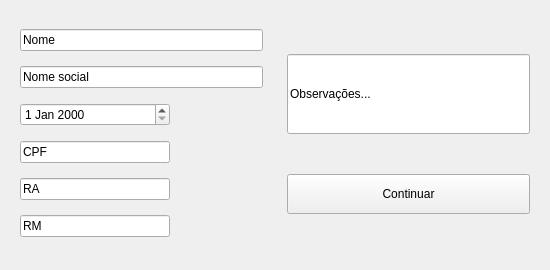
This is App/view/ui/registerStudent.ui in Caiquef80/Gerenciamento-Escolar as Qt 5 draws it before an edit. The edited form follows.
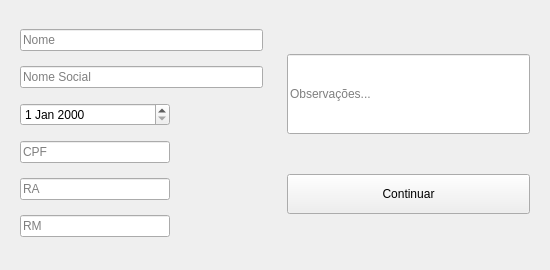
This is the edited form.

The edit to the form file:
```diff
--- a/App/view/ui/registerStudent.ui
+++ b/App/view/ui/registerStudent.ui
@@ -20,6 +20,9 @@
       <item>
        <widget class="QLineEdit" name="nome">
         <property name="text">
+         <string/>
+        </property>
+        <property name="placeholderText">
          <string>Nome</string>
         </property>
        </widget>
@@ -27,7 +30,10 @@
       <item>
        <widget class="QLineEdit" name="nome_social">
         <property name="text">
-         <string>Nome social</string>
+         <string/>
+        </property>
+        <property name="placeholderText">
+         <string>Nome Social</string>
         </property>
        </widget>
       </item>
@@ -50,6 +56,9 @@
          </size>
         </property>
         <property name="text">
+         <string/>
+        </property>
+        <property name="placeholderText">
          <string>CPF</string>
         </property>
        </widget>
@@ -63,6 +72,9 @@
          </size>
         </property>
         <property name="text">
+         <string/>
+        </property>
+        <property name="placeholderText">
          <string>RA</string>
         </property>
        </widget>
@@ -76,6 +88,9 @@
          </size>
         </property>
         <property name="text">
+         <string/>
+        </property>
+        <property name="placeholderText">
          <string>RM</string>
         </property>
        </widget>
@@ -95,6 +110,9 @@
          </size>
         </property>
         <property name="text">
+         <string/>
+        </property>
+        <property name="placeholderText">
          <string>Observações...</string>
         </property>
        </widget>
```
